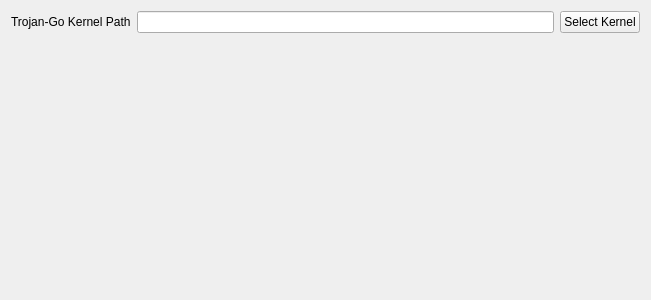
The window that widgets/TrojanGoSettingsWidget.ui (Qv2ray/QvPlugin-Trojan-Go) describes before a commit, drawn with Qt 5.
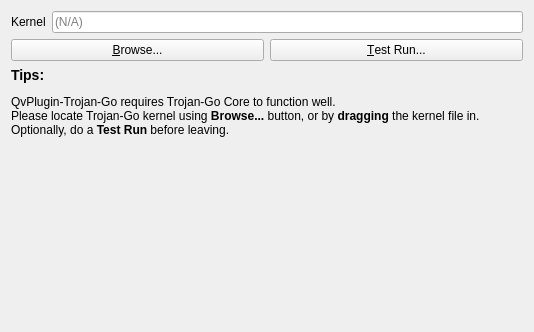
The same window after the commit.

Commit message:
tons of user interface/experience improvements
- added explicit instructions for configuring Trojan-Go core file
- supported drag-drop kernel file detection
- supported test-run of Trojan-Go core
- suppressed the direct editing of core path.

```diff
--- a/widgets/TrojanGoSettingsWidget.ui
+++ b/widgets/TrojanGoSettingsWidget.ui
@@ -6,8 +6,8 @@
    <rect>
     <x>0</x>
     <y>0</y>
-    <width>651</width>
-    <height>300</height>
+    <width>534</width>
+    <height>332</height>
    </rect>
   </property>
   <property name="windowTitle">
@@ -17,24 +17,72 @@
    <item row="0" column="0">
     <widget class="QLabel" name="label">
      <property name="text">
-      <string>Trojan-Go Kernel Path</string>
+      <string>Kernel</string>
      </property>
     </widget>
    </item>
    <item row="0" column="1">
+    <widget class="QLineEdit" name="kernelPathTxt">
+     <property name="acceptDrops">
+      <bool>false</bool>
+     </property>
+     <property name="text">
+      <string notr="true"/>
+     </property>
+     <property name="dragEnabled">
+      <bool>false</bool>
+     </property>
+     <property name="readOnly">
+      <bool>true</bool>
+     </property>
+     <property name="placeholderText">
+      <string>(N/A)</string>
+     </property>
+    </widget>
+   </item>
+   <item row="1" column="0" colspan="2">
     <layout class="QHBoxLayout" name="horizontalLayout">
-     <item>
-      <widget class="QLineEdit" name="kernelPathTxt"/>
-     </item>
      <item>
       <widget class="QPushButton" name="selectKernelBtn">
        <property name="text">
-        <string>Select Kernel</string>
+        <string>&amp;Browse...</string>
+       </property>
+      </widget>
+     </item>
+     <item>
+      <widget class="QPushButton" name="testKernelBtn">
+       <property name="text">
+        <string>&amp;Test Run...</string>
        </property>
       </widget>
      </item>
     </layout>
    </item>
+   <item row="2" column="0" colspan="2">
+    <widget class="QLabel" name="notesLabel">
+     <property name="sizePolicy">
+      <sizepolicy hsizetype="Preferred" vsizetype="MinimumExpanding">
+       <horstretch>0</horstretch>
+       <verstretch>0</verstretch>
+      </sizepolicy>
+     </property>
+     <property name="text">
+      <string>&lt;h3&gt;Tips:&lt;/h3&gt;
+QvPlugin-Trojan-Go requires Trojan-Go Core to function well.
+&lt;br&gt;
+Please locate Trojan-Go kernel using &lt;b&gt;Browse...&lt;/b&gt; button, or by &lt;b&gt;dragging&lt;/b&gt; the kernel file in. Optionally, do a &lt;b&gt;Test Run&lt;/b&gt; before leaving.</string>
+     </property>
+     <property name="textFormat">
+      <enum>Qt::RichText</enum>
+     </property>
+     <property name="alignment">
+      <set>Qt::AlignLeading|Qt::AlignLeft|Qt::AlignTop</set>
+     </property>
+     <property name="wordWrap">
+      <bool>true</bool>
+     </property>
+    </widget>
+   </item>
   </layout>
  </widget>
  <resources/>
```
Left out of the diff: 5 changed lines with no effect on the pictures. The commit also changes 2 other files.
